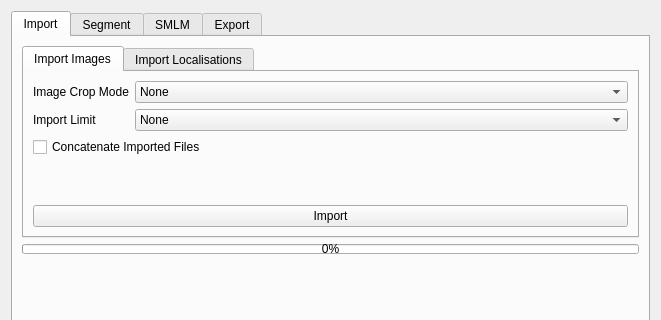
piedrro/napari-moltrack, file src/moltrack/GUI/widget_ui.ui: the form before one commit; both pictures show x 0 to 661 and y 0 to 320 of the 661 by 684 pixel window.
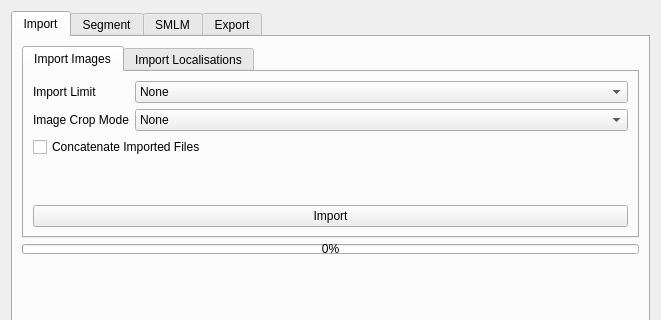
The form after the commit.

Commit message: fixed crop mode bug

What changed in the file:
```diff
--- a/src/moltrack/GUI/widget_ui.ui
+++ b/src/moltrack/GUI/widget_ui.ui
@@ -54,14 +54,14 @@
           <layout class="QVBoxLayout" name="verticalLayout_18">
            <item>
             <layout class="QFormLayout" name="formLayout">
-             <item row="0" column="0">
+             <item row="1" column="0">
               <widget class="QLabel" name="label_22">
                <property name="text">
                 <string>Image Crop Mode</string>
                </property>
               </widget>
              </item>
-             <item row="0" column="1">
+             <item row="1" column="1">
               <widget class="QComboBox" name="import_crop_mode">
                <item>
                 <property name="text">
@@ -85,14 +85,14 @@
                </item>
               </widget>
              </item>
-             <item row="1" column="0">
+             <item row="0" column="0">
               <widget class="QLabel" name="label_32">
                <property name="text">
                 <string>Import Limit</string>
                </property>
               </widget>
              </item>
-             <item row="1" column="1">
+             <item row="0" column="1">
               <widget class="QComboBox" name="import_limit">
                <item>
                 <property name="text">
```
The commit also changes 2 other files.
